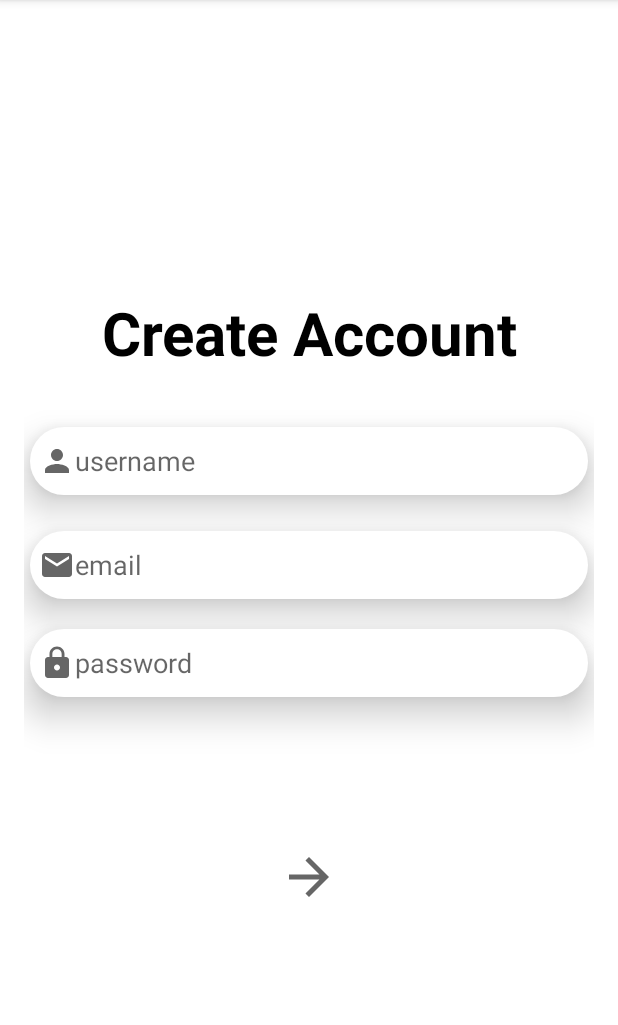
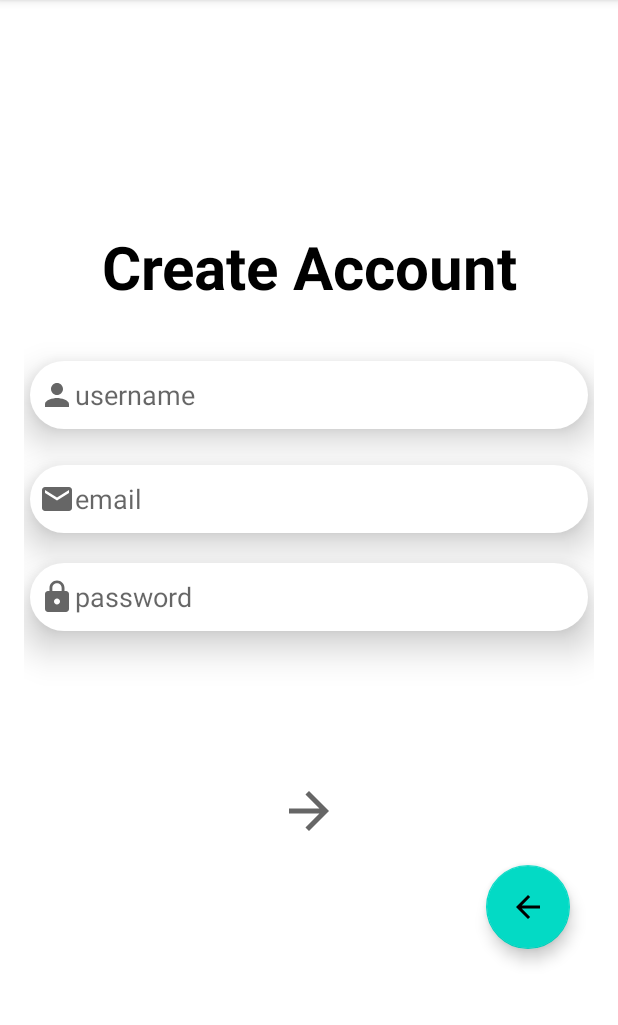
Before and after one commit to CaryLefteroffPortfolio/SocialMediaApp, an Android app: the RegisterFragment screen opened through its navigation route, on a phone screen of 412 x 824 dp, the part 84-1109 px from its top. Run offline under Robolectric (Android 15) with nearby library versions, the phone set to English and light mode, and no system bars; 1 statement that could not run was skipped.

Commit message:
Added back buttons to login and register fragments, added validations to login and register

```diff
--- a/app/src/main/res/layout/fragment_register.xml
+++ b/app/src/main/res/layout/fragment_register.xml
@@ -65,5 +65,14 @@ android:orientation="vertical">
     android:layout_marginTop="100dp"
     android:background="@drawable/ic_baseline_arrow_forward_24" />
 
-
+    <com.google.android.material.floatingactionbutton.FloatingActionButton
+        android:id="@+id/fabBackRegister"
+        android:layout_width="wrap_content"
+        android:layout_height="wrap_content"
+        android:layout_gravity="end|bottom"
+        android:src="@drawable/ic_baseline_arrow_back_24"
+        android:contentDescription="@string/submit"
+        android:layout_margin="16dp"
+        android:onClick="backBtnRegister"
+        android:clickable="true"/>
 </LinearLayout>
--- a/app/src/main/res/navigation/forum_nav.xml
+++ b/app/src/main/res/navigation/forum_nav.xml
@@ -69,6 +69,9 @@
         <action
             android:id="@+id/action_loginFragment_to_itemFragment"
             app:destination="@id/itemFragment" />
+        <action
+            android:id="@+id/action_loginFragment_to_mainFragment"
+            app:destination="@id/mainFragment" />
     </fragment>
     <fragment
         android:id="@+id/registerFragment"
@@ -78,6 +81,9 @@
         <action
             android:id="@+id/action_registerFragment_to_itemFragment"
             app:destination="@id/itemFragment" />
+        <action
+            android:id="@+id/action_registerFragment_to_mainFragment"
+            app:destination="@id/mainFragment" />
     </fragment>
 
 </navigation>
```
Also changed, not shown: app/src/main/java/com/example/cs175proj/LogActivity.java (+22 -0 lines), app/src/main/java/com/example/cs175proj/LoginFragment.java (+7 -4 lines), app/src/main/java/com/example/cs175proj/RegisterFragment.java (+58 -5 lines), app/src/main/res/layout/fragment_login.xml (+10 -1 lines).
